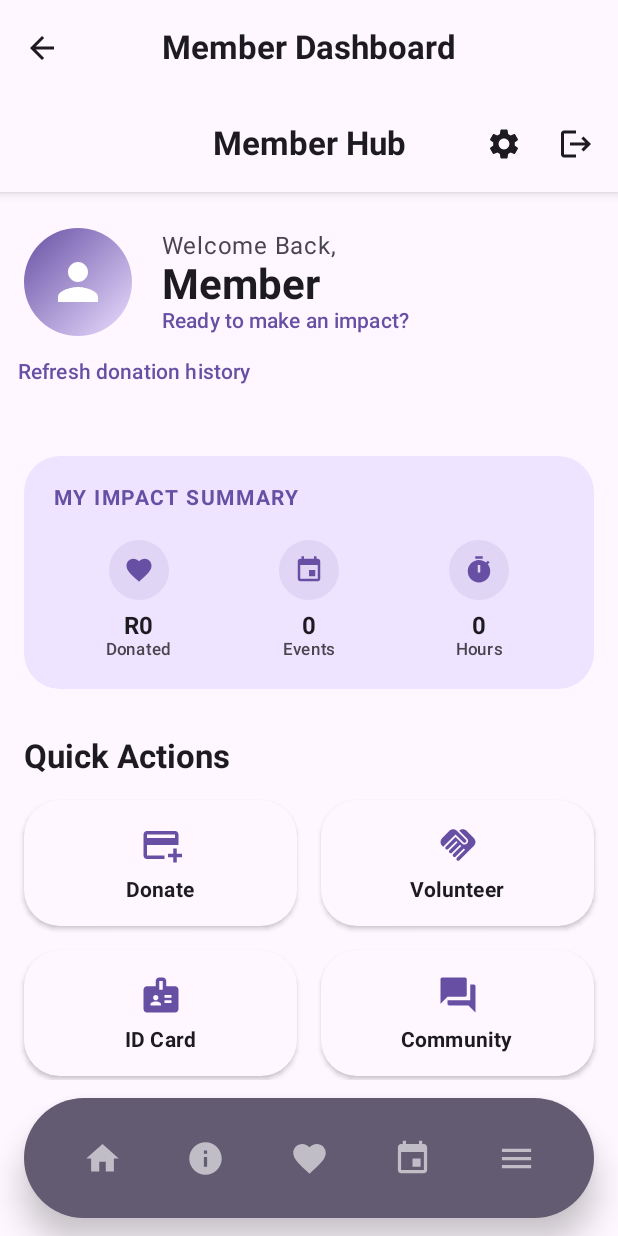
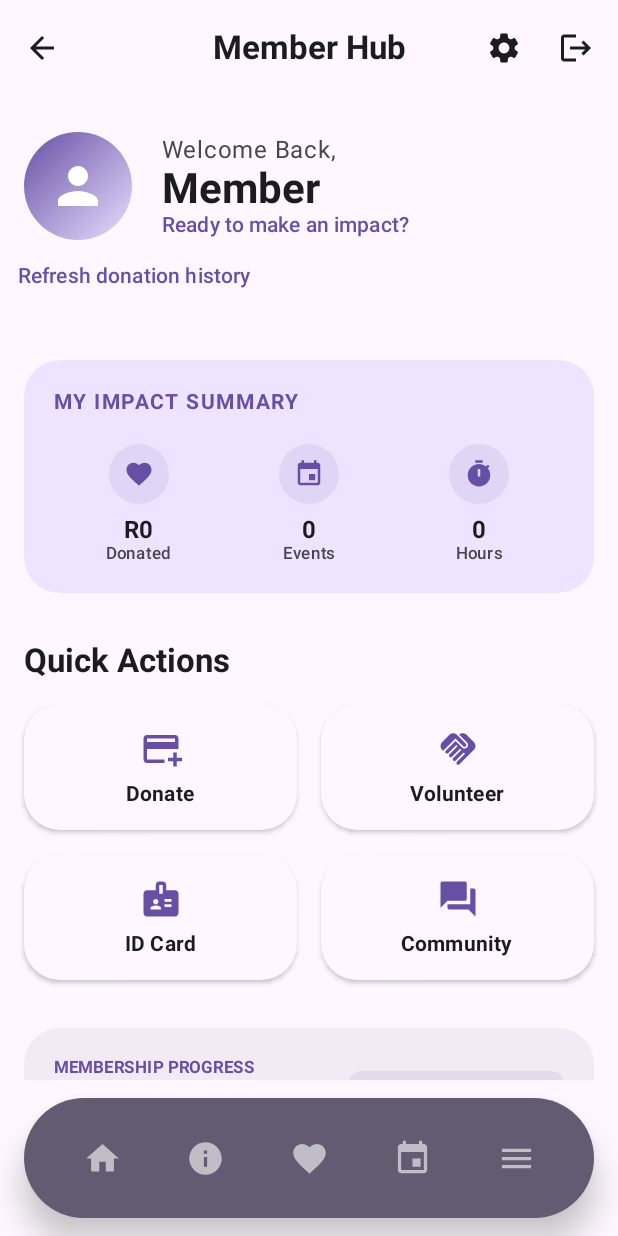
Before and after one commit to CeejayAlughere/HomeOfHopeApp, an Android app built with Jetpack Compose: the MemberDashboardScreen screen opened through its navigation route, on a phone screen of 412 x 824 dp. Run offline under Robolectric (Android 15) with nearby library versions, the phone set to English and light mode, and no system bars; our stand-ins replace Firebase (no records; nobody signed in at launch, a user with empty details on screens opened directly), Room's generated code, accompanist; pictures from the network do not load; 9 statements that could not run were skipped.

Commit message:
Remove duplicate back arrows and polish Android navigation

```diff
--- a/app/src/main/java/com/homeofhope/app/MainActivity.kt
+++ b/app/src/main/java/com/homeofhope/app/MainActivity.kt
@@ -8,6 +8,8 @@ import android.view.animation.AnticipateInterpolator
 import androidx.activity.ComponentActivity
 import androidx.activity.compose.setContent
 import androidx.compose.foundation.layout.*
+import androidx.compose.foundation.rememberScrollState
+import androidx.compose.foundation.verticalScroll
 import androidx.compose.foundation.shape.RoundedCornerShape
 import androidx.compose.material3.*
 import androidx.compose.runtime.*
@@ -152,8 +154,9 @@ class MainActivity : ComponentActivity() {
                             drawerContainerColor = HopeDark,
                             drawerContentColor = HopeWhite
                         ) {
+                            Column(Modifier.verticalScroll(rememberScrollState())) {
                                 Text(
-                                text = "Navigation Drawer",
+                                    text = "Home of Hope",
                                     modifier = Modifier.padding(24.dp),
                                     style = MaterialTheme.typography.headlineSmall,
                                     fontWeight = FontWeight.Bold,
@@ -191,11 +194,19 @@ class MainActivity : ComponentActivity() {
                                 }
                             }
                         }
+                    }
                 ) {
                     Scaffold(
                         topBar = {
+                            val screenProvidesTopBar = when (currentRoute) {
+                                Screen.MemberDashboard.route, Screen.AdminDashboard.route,
+                                Screen.MembershipCard.route, Screen.CommunityWall.route,
+                                Screen.Settings.route, Screen.Donation.route -> true
+                                else -> false
+                            }
+                            if (!screenProvidesTopBar) {
                                 val title = when {
-                                currentRoute == Screen.Home.route -> "Home Of Hope"
+                                    currentRoute == Screen.Home.route -> "Home of Hope"
                                     currentRoute == Screen.About.route -> "About Us"
                                     currentRoute == Screen.Causes.route -> "Our Causes"
                                     currentRoute == Screen.Events.route -> "Upcoming Events"
@@ -209,11 +220,15 @@ class MainActivity : ComponentActivity() {
                                     currentRoute == Screen.Cookies.route -> "Cookies Policy"
                                     currentRoute == Screen.Register.route -> "Become a Member"
                                     currentRoute == Screen.Login.route -> "Login"
-                                currentRoute == Screen.MemberDashboard.route -> "Member Dashboard"
-                                currentRoute?.startsWith("donation?") == true -> "Make a Donation"
+                                    currentRoute == Screen.MemberManagement.route -> Screen.MemberManagement.label
+                                    currentRoute == Screen.MemberDetails.route -> Screen.MemberDetails.label
+                                    currentRoute == Screen.VolunteerHoursManagement.route -> Screen.VolunteerHoursManagement.label
+                                    currentRoute == Screen.GoogleProfileCompletion.route -> Screen.GoogleProfileCompletion.label
+                                    currentRoute == Screen.Suspended.route -> "Account Suspended"
+                                    currentRoute == Screen.DonationSuccess.route -> Screen.DonationSuccess.label
                                     currentRoute?.startsWith("cause_detail") == true -> "Cause Details"
                                     currentRoute?.startsWith("blog_detail") == true -> "Article"
-                                else -> "Home Of Hope"
+                                    else -> "Home of Hope"
                                 }
                                 val canNavigateBack = currentRoute != Screen.Home.route && currentRoute != null
 
@@ -222,6 +237,7 @@ class MainActivity : ComponentActivity() {
                                     canNavigateBack = canNavigateBack,
                                     onBack = { navController.popBackStack() }
                                 )
+                            }
                         },
                         bottomBar = {
                             AppBottomNav(
@@ -238,7 +254,7 @@ class MainActivity : ComponentActivity() {
                             causeViewModel = causeViewModel,
                             donationViewModel = donationViewModel,
                             adminViewModel = adminViewModel,
-                            modifier = Modifier.padding(padding)
+                            modifier = Modifier.padding(padding).consumeWindowInsets(padding)
                         )
                     }
                 }
--- a/app/src/main/java/com/homeofhope/app/ui/components/SharedComponents.kt
+++ b/app/src/main/java/com/homeofhope/app/ui/components/SharedComponents.kt
@@ -10,6 +10,7 @@ import androidx.compose.foundation.layout.*
 import androidx.compose.foundation.shape.RoundedCornerShape
 import androidx.compose.foundation.text.KeyboardActions
 import androidx.compose.foundation.text.KeyboardOptions
+import androidx.compose.material.icons.automirrored.filled.ArrowBack
 import androidx.compose.material.icons.Icons
 import androidx.compose.material.icons.filled.*
 import androidx.compose.material3.*
@@ -62,7 +63,7 @@ fun AppTopBar(
             if (canNavigateBack) {
                 IconButton(onClick = onBack) {
                     Icon(
-                        imageVector = Icons.Default.ArrowBack,
+                        imageVector = Icons.AutoMirrored.Filled.ArrowBack,
                         contentDescription = "Back"
                     )
                 }
@@ -174,6 +175,7 @@ fun AppBottomNav(navController: NavController, currentRoute: String?, onMoreClic
 
     Surface(
         modifier = Modifier
+            .navigationBarsPadding()
             .padding(horizontal = 16.dp, vertical = 12.dp)
             .fillMaxWidth()
             .height(80.dp),
@@ -236,11 +238,12 @@ fun BottomNavItem(
             .clip(RoundedCornerShape(24.dp))
             .background(containerColor)
             .clickable(onClick = onClick)
+            .sizeIn(minWidth = 48.dp, minHeight = 48.dp)
             .padding(horizontal = 12.dp, vertical = 8.dp)
     ) {
         Icon(
             imageVector = screenIcon,
-            contentDescription = screenLabel,
+            contentDescription = if (selected) null else screenLabel,
             tint = contentColor,
             modifier = Modifier.size(26.dp)
         )
--- a/app/src/main/java/com/homeofhope/app/ui/screens/admin/AdminDashboardScreen.kt
+++ b/app/src/main/java/com/homeofhope/app/ui/screens/admin/AdminDashboardScreen.kt
@@ -37,6 +37,7 @@ fun AdminDashboardScreen(
     viewModel: AdminViewModel,
     onMemberManagementClick: () -> Unit,
     onVolunteerHoursClick: () -> Unit,
+    onBackClick: () -> Unit,
     onLogoutClick: () -> Unit
 ) {
     val stats by viewModel.dashboardStats.collectAsState()
@@ -45,6 +46,8 @@ fun AdminDashboardScreen(
         topBar = {
             AppTopBar(
                 title = "Admin Portal",
+                canNavigateBack = true,
+                onBack = onBackClick,
                 actions = {
                     IconButton(onClick = onLogoutClick) {
                         Icon(Icons.Default.Logout, contentDescription = "Logout")
--- a/app/src/main/java/com/homeofhope/app/ui/screens/community/CommunityWallScreen.kt
+++ b/app/src/main/java/com/homeofhope/app/ui/screens/community/CommunityWallScreen.kt
@@ -7,7 +7,7 @@ import androidx.compose.foundation.lazy.items
 import androidx.compose.foundation.shape.RoundedCornerShape
 import androidx.compose.material.icons.Icons
 import androidx.compose.material.icons.automirrored.filled.Send
-import androidx.compose.material.icons.filled.ArrowBack
+import androidx.compose.material.icons.automirrored.filled.ArrowBack
 import androidx.compose.material3.*
 import androidx.compose.runtime.*
 import androidx.compose.ui.Alignment
@@ -40,7 +40,7 @@ fun CommunityWallScreen(
                 title = { Text("Community Wall", color = HopeWhite) },
                 navigationIcon = {
                     IconButton(onClick = onBackClick) {
-                        Icon(Icons.Default.ArrowBack, contentDescription = "Back", tint = HopeWhite)
+                        Icon(Icons.AutoMirrored.Filled.ArrowBack, contentDescription = "Back", tint = HopeWhite)
                     }
                 },
                 colors = TopAppBarDefaults.topAppBarColors(containerColor = HopeDark)
--- a/app/src/main/java/com/homeofhope/app/ui/screens/member/MemberDashboardScreen.kt
+++ b/app/src/main/java/com/homeofhope/app/ui/screens/member/MemberDashboardScreen.kt
@@ -48,6 +48,7 @@ fun MemberDashboardScreen(
     onVolunteerClick: () -> Unit,
     onEventsClick: () -> Unit,
     onProfileClick: () -> Unit,
+    onBackClick: () -> Unit,
     onLogoutClick: () -> Unit,
     onMembershipCardClick: () -> Unit,
     onCommunityWallClick: () -> Unit,
@@ -86,6 +87,8 @@ fun MemberDashboardScreen(
         topBar = {
             AppTopBar(
                 title = "Member Hub",
+                canNavigateBack = true,
+                onBack = onBackClick,
                 actions = {
                     IconButton(onClick = onProfileClick) {
                         Icon(Icons.Default.Settings, contentDescription = "Settings")
```
Also changed, not shown: app/src/main/java/com/homeofhope/app/ui/navigation/NavGraph.kt (+15 -9 lines), app/src/main/java/com/homeofhope/app/ui/screens/admin/MemberDetailsScreen.kt (+0 -8 lines), app/src/main/java/com/homeofhope/app/ui/screens/admin/MemberManagementScreen.kt (+1 -10 lines), app/src/main/java/com/homeofhope/app/ui/screens/admin/VolunteerHoursManagementScreen.kt (+1 -10 lines), app/src/main/java/com/homeofhope/app/ui/screens/member/LoginScreen.kt (+1 -19 lines), app/src/main/java/com/homeofhope/app/ui/screens/member/MembershipCardScreen.kt (+11 -3 lines), app/src/main/java/com/homeofhope/app/ui/screens/member/RegisterScreen.kt (+3 -20 lines), app/src/main/java/com/homeofhope/app/ui/screens/member/SettingsScreen.kt (+9 -1 lines). Lines whose indentation alone changed are shown as unchanged.
